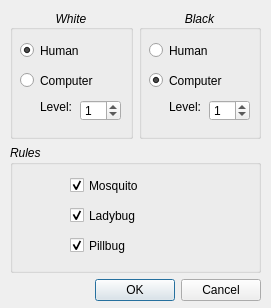
Qt form gui/src/newgame.ui (jebbe/insekten) before a commit.
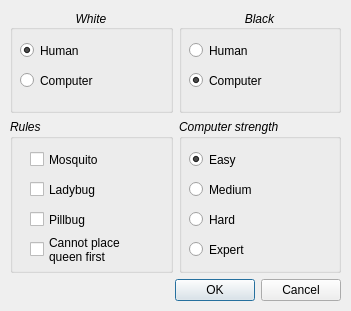
The same form after that commit.

Commit message:
Adding a rule to prevent the queen from moving first and adjusting the new game dialog accordingly.
Introducing some memeory problems though.

Diff of the .ui file:
```diff
--- a/gui/src/newgame.ui
+++ b/gui/src/newgame.ui
@@ -2,12 +2,15 @@
 <ui version="4.0">
  <class>NewGame</class>
  <widget class="QDialog" name="NewGame">
+  <property name="enabled">
+   <bool>true</bool>
+  </property>
   <property name="geometry">
    <rect>
     <x>0</x>
     <y>0</y>
-    <width>271</width>
-    <height>308</height>
+    <width>351</width>
+    <height>311</height>
    </rect>
   </property>
   <property name="sizePolicy">
@@ -27,17 +30,24 @@
     <rect>
      <x>10</x>
      <y>10</y>
-     <width>251</width>
+     <width>331</width>
      <height>291</height>
     </rect>
    </property>
-   <layout class="QVBoxLayout" name="verticalLayout">
+   <layout class="QVBoxLayout" name="verticalLayout" stretch="2,3,0">
     <item>
      <layout class="QHBoxLayout" name="horizontalLayout">
-      <item>
-       <layout class="QVBoxLayout" name="verticalLayout_2">
+      <property name="sizeConstraint">
+       <enum>QLayout::SetDefaultConstraint</enum>
+      </property>
         <item>
          <widget class="QGroupBox" name="groupBox">
+        <property name="maximumSize">
+         <size>
+          <width>16777215</width>
+          <height>16777215</height>
+         </size>
+        </property>
           <property name="font">
            <font>
             <italic>true</italic>
@@ -91,53 +101,16 @@
             <string>Computer</string>
            </property>
           </widget>
-          <widget class="QSpinBox" name="white_level">
-           <property name="geometry">
-            <rect>
-             <x>70</x>
-             <y>90</y>
-             <width>41</width>
-             <height>21</height>
-            </rect>
-           </property>
-           <property name="font">
-            <font>
-             <italic>false</italic>
-            </font>
-           </property>
-           <property name="maximum">
-            <number>5</number>
-           </property>
-           <property name="value">
-            <number>1</number>
-           </property>
-          </widget>
-          <widget class="QLabel" name="label">
-           <property name="geometry">
-            <rect>
-             <x>30</x>
-             <y>90</y>
-             <width>52</width>
-             <height>14</height>
-            </rect>
-           </property>
-           <property name="font">
-            <font>
-             <italic>false</italic>
-            </font>
-           </property>
-           <property name="text">
-            <string>Level:</string>
-           </property>
-          </widget>
-         </widget>
-        </item>
-       </layout>
-      </item>
-      <item>
-       <layout class="QVBoxLayout" name="verticalLayout_3">
+       </widget>
+      </item>
         <item>
          <widget class="QGroupBox" name="groupBox_2">
+        <property name="maximumSize">
+         <size>
+          <width>16777215</width>
+          <height>16777215</height>
+         </size>
+        </property>
           <property name="font">
            <font>
             <italic>true</italic>
@@ -194,51 +167,12 @@
             <bool>true</bool>
            </property>
           </widget>
-          <widget class="QSpinBox" name="black_level">
-           <property name="geometry">
-            <rect>
-             <x>70</x>
-             <y>90</y>
-             <width>41</width>
-             <height>21</height>
-            </rect>
-           </property>
-           <property name="font">
-            <font>
-             <italic>false</italic>
-            </font>
-           </property>
-           <property name="maximum">
-            <number>5</number>
-           </property>
-           <property name="value">
-            <number>1</number>
-           </property>
-          </widget>
-          <widget class="QLabel" name="label_2">
-           <property name="geometry">
-            <rect>
-             <x>30</x>
-             <y>90</y>
-             <width>52</width>
-             <height>14</height>
-            </rect>
-           </property>
-           <property name="font">
-            <font>
-             <italic>false</italic>
-            </font>
-           </property>
-           <property name="text">
-            <string>Level:</string>
-           </property>
-          </widget>
-         </widget>
+       </widget>
         </item>
        </layout>
       </item>
-     </layout>
-    </item>
+    <item>
+     <layout class="QHBoxLayout" name="horizontalLayout_2">
     <item>
      <widget class="QGroupBox" name="groupBox_3">
       <property name="font">
@@ -252,7 +186,7 @@
       <widget class="QCheckBox" name="mosquito_check">
        <property name="geometry">
         <rect>
-         <x>60</x>
+           <x>20</x>
          <y>30</y>
          <width>75</width>
          <height>21</height>
@@ -267,13 +201,13 @@
         <string>Mosquito</string>
        </property>
        <property name="checked">
-        <bool>true</bool>
+          <bool>false</bool>
        </property>
       </widget>
       <widget class="QCheckBox" name="ladybug_check">
        <property name="geometry">
         <rect>
-         <x>60</x>
+           <x>20</x>
          <y>60</y>
          <width>72</width>
          <height>21</height>
@@ -288,13 +222,13 @@
         <string>Ladybug</string>
        </property>
        <property name="checked">
-        <bool>true</bool>
+          <bool>false</bool>
        </property>
       </widget>
       <widget class="QCheckBox" name="pillbug_check">
        <property name="geometry">
         <rect>
-         <x>60</x>
+           <x>20</x>
          <y>90</y>
          <width>63</width>
          <height>21</height>
@@ -309,10 +243,121 @@
         <string>Pillbug</string>
        </property>
        <property name="checked">
+          <bool>false</bool>
+         </property>
+        </widget>
+        <widget class="QCheckBox" name="queen_first_check">
+         <property name="geometry">
+          <rect>
+           <x>20</x>
+           <y>110</y>
+           <width>141</width>
+           <height>41</height>
+          </rect>
+         </property>
+         <property name="font">
+          <font>
+           <italic>false</italic>
+          </font>
+         </property>
+         <property name="text">
+          <string>Cannot place
+queen first</string>
+         </property>
+         <property name="checked">
+          <bool>false</bool>
+         </property>
+        </widget>
+       </widget>
+      </item>
+      <item>
+       <widget class="QGroupBox" name="groupBox_4">
+        <property name="font">
+         <font>
+          <italic>true</italic>
+         </font>
+        </property>
+        <property name="title">
+         <string>Computer strength</string>
+        </property>
+        <widget class="QRadioButton" name="easy">
+         <property name="geometry">
+          <rect>
+           <x>10</x>
+           <y>30</y>
+           <width>93</width>
+           <height>21</height>
+          </rect>
+         </property>
+         <property name="font">
+          <font>
+           <italic>false</italic>
+          </font>
+         </property>
+         <property name="text">
+          <string>Easy</string>
+         </property>
+         <property name="checked">
         <bool>true</bool>
        </property>
       </widget>
-     </widget>
+        <widget class="QRadioButton" name="medium">
+         <property name="geometry">
+          <rect>
+           <x>10</x>
+           <y>60</y>
+           <width>93</width>
+           <height>21</height>
+          </rect>
+         </property>
+         <property name="font">
+          <font>
+           <italic>false</italic>
+          </font>
+         </property>
+         <property name="text">
+          <string>Medium</string>
+         </property>
+        </widget>
+        <widget class="QRadioButton" name="hard">
+         <property name="geometry">
+          <rect>
+           <x>10</x>
+           <y>90</y>
+           <width>93</width>
+           <height>21</height>
+          </rect>
+         </property>
+         <property name="font">
+          <font>
+           <italic>false</italic>
+          </font>
+         </property>
+         <property name="text">
+          <string>Hard</string>
+         </property>
+        </widget>
+        <widget class="QRadioButton" name="expert">
+         <property name="geometry">
+          <rect>
+           <x>10</x>
+           <y>120</y>
+           <width>93</width>
+           <height>21</height>
+          </rect>
+         </property>
+         <property name="font">
+          <font>
+           <italic>false</italic>
+          </font>
+         </property>
+         <property name="text">
+          <string>Expert</string>
+         </property>
+        </widget>
+       </widget>
+      </item>
+     </layout>
     </item>
     <item>
      <widget class="QDialogButtonBox" name="buttonBox">
```
Left out of the diff: 15 changed lines with no effect on the pictures. Lines whose indentation alone changed are shown as unchanged. The commit also changes 5 other files.
